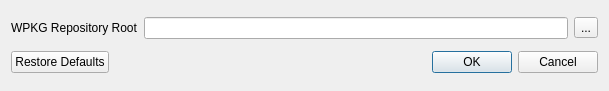
Before: the Qt Designer form pkg-explorer/src/PrefsDialog.ui in m2osw/unigw, drawn with Qt 5.
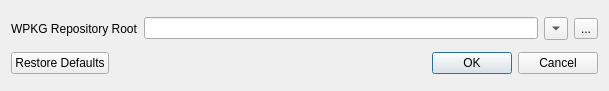
After: the same form once the commit is applied. Icons and pictures are not drawn.

Commit message:
Added an MRU list to the PrefsDialog.
Added a new button that pops up a menu showing all of the root dirs that
the user has added. It keeps the list in MRU order. There is no limit,
so that could be a possible feature to reduce the number of dirs.

The edit to the form file:
```diff
--- a/pkg-explorer/src/PrefsDialog.ui
+++ b/pkg-explorer/src/PrefsDialog.ui
@@ -36,6 +36,16 @@
          </property>
         </widget>
        </item>
+       <item>
+        <widget class="QToolButton" name="f_repositoryHistoryBtn">
+         <property name="text">
+          <string>...</string>
+         </property>
+         <property name="arrowType">
+          <enum>Qt::DownArrow</enum>
+         </property>
+        </widget>
+       </item>
        <item>
         <widget class="QToolButton" name="f_repositoryBrowseBtn">
          <property name="text">
```
The commit also changes 2 other files.
